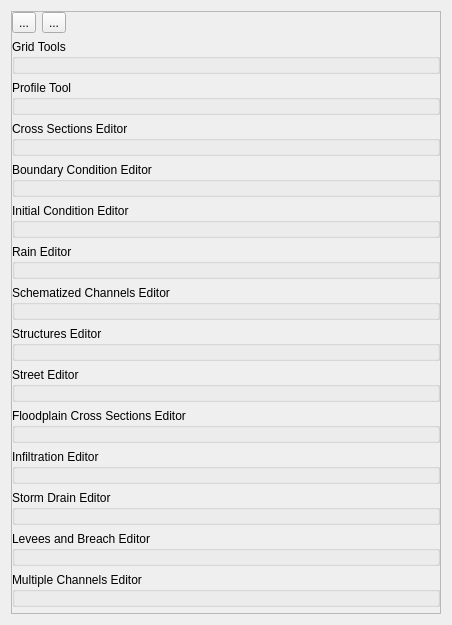
Qt form flo2d/ui/f2d_widget.ui (FLO-2DSoftware/qgis-flo-2d-plugin) before a commit.
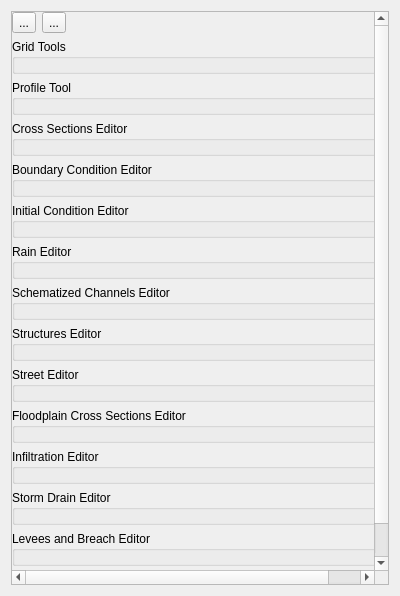
The same form after that commit. Icons and pictures are not drawn. Custom widgets are drawn as their Qt base class.

Commit message: Minimize FLO-2D panel (f2d_widget.ui)

What changed in the file:
```diff
--- a/flo2d/ui/f2d_widget.ui
+++ b/flo2d/ui/f2d_widget.ui
@@ -6,8 +6,8 @@
    <rect>
     <x>0</x>
     <y>0</y>
-    <width>452</width>
-    <height>625</height>
+    <width>400</width>
+    <height>596</height>
    </rect>
   </property>
   <property name="windowTitle">
@@ -18,7 +18,7 @@
     <widget class="QScrollArea" name="scrollArea">
      <property name="minimumSize">
       <size>
-       <width>430</width>
+       <width>0</width>
        <height>0</height>
       </size>
      </property>
@@ -30,8 +30,8 @@
        <rect>
         <x>0</x>
         <y>0</y>
-        <width>428</width>
-        <height>601</height>
+        <width>400</width>
+        <height>576</height>
        </rect>
       </property>
       <layout class="QGridLayout" name="gridLayout_2">
```
Left out of the diff: 28 changed lines with no effect on the pictures. The commit also changes 2 other files.
